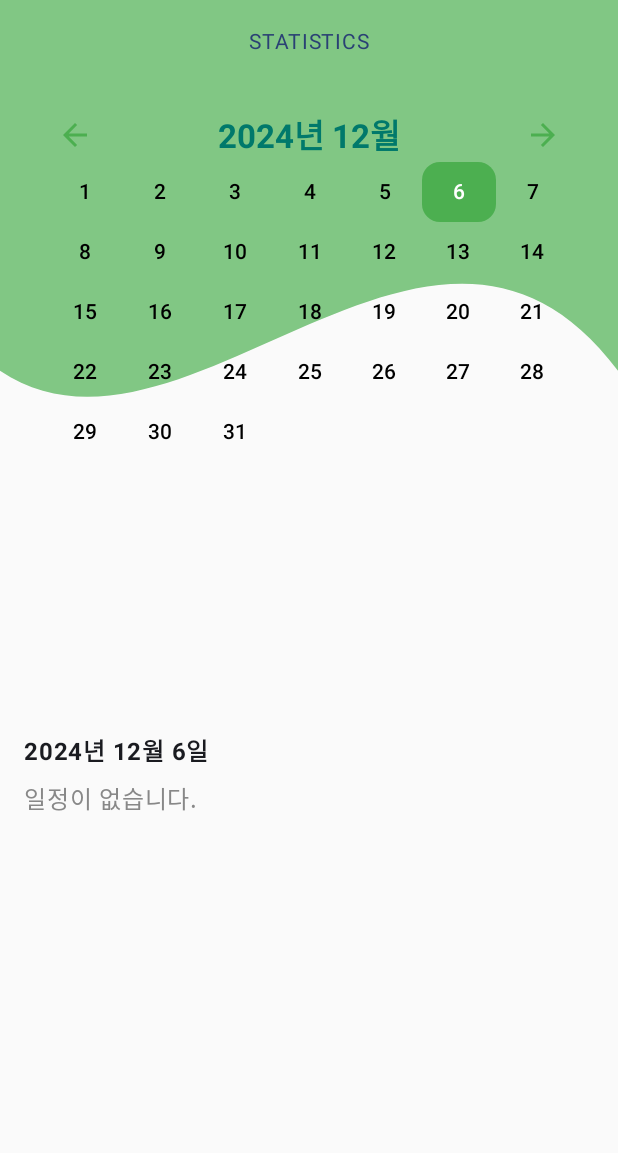
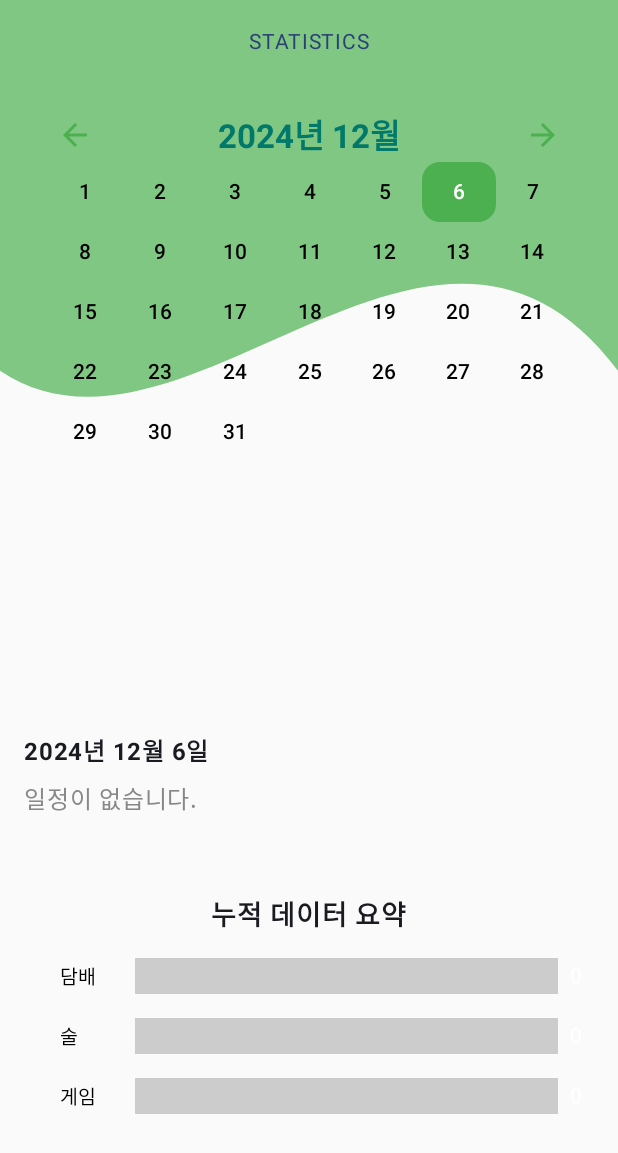
Before and after one commit to HeungJunBag/GainControl, an Android app built with Jetpack Compose: the composable StatisticsScreen shown on its own in the app's theme, on a phone screen of 412 x 824 dp. Shown: the top 1153 px of the screen. Run offline under Robolectric (Android 15) with nearby library versions, the light colour scheme and no system bars; our stand-ins replace Firebase (no records; nobody signed in at launch, a user with empty details on screens opened directly), livedata-compose; 1 statement that could not run was skipped.

Commit message:
토탈 값 임시저장 커밋

```diff
--- a/app/src/main/java/com/heungjun/gaincontrol/pages/GraphPage.kt
+++ b/app/src/main/java/com/heungjun/gaincontrol/pages/GraphPage.kt
@@ -14,6 +14,7 @@ import androidx.compose.material3.Icon
 import androidx.compose.material3.Text
 import androidx.compose.runtime.Composable
 import androidx.compose.runtime.LaunchedEffect
+import androidx.compose.runtime.getValue
 import androidx.compose.runtime.livedata.observeAsState
 import androidx.compose.ui.Alignment
 import androidx.compose.ui.Modifier
@@ -28,19 +29,31 @@ import androidx.compose.ui.tooling.preview.Preview
 import androidx.compose.ui.unit.Dp
 import androidx.compose.ui.unit.dp
 import androidx.compose.ui.unit.sp
+import com.google.firebase.Firebase
+import com.google.firebase.auth.FirebaseAuth
+import com.heungjun.gaincontrol.models.UserHabits
 import androidx.compose.runtime.remember as remember1
 import com.heungjun.gaincontrol.viewmodel.HealthGoalsViewModel
+import com.heungjun.gaincontrol.viewmodel.SharedViewModel
 import java.time.LocalDate
 import java.time.format.DateTimeFormatter
 import java.time.temporal.ChronoUnit
 
 @RequiresApi(Build.VERSION_CODES.O)
 @Composable
-fun GraphListScreen(onAddClicked: () -> Unit) {
+fun GraphListScreen(sharedViewModel: SharedViewModel, onAddClicked: () -> Unit) {
+    val totalDambe by sharedViewModel.totalDambe.observeAsState(0)
+    val totalSoju by sharedViewModel.totalSoju.observeAsState(0)
+    val totalGame by sharedViewModel.totalGame.observeAsState(0)
+
     val viewModel = HealthGoalsViewModel()
 
+    val auth = FirebaseAuth.getInstance()
+    val currentUser = auth.currentUser
+    val uid = currentUser?.uid
+
     // 특정 UID로 데이터 가져오기
-    viewModel.fetchHealthGoalsData("B6KOV5gZRrgaA1v4089KrLmqHWk2")
+    viewModel.fetchHealthGoalsData(uid.toString())
 
     val smokingData = viewModel.smokingData.observeAsState()
     val drinkingData = viewModel.drinkingData.observeAsState()
@@ -56,6 +69,19 @@ fun GraphListScreen(onAddClicked: () -> Unit) {
             modifier = Modifier.fillMaxWidth(),
             horizontalAlignment = Alignment.CenterHorizontally
         ) {
+            Spacer(modifier = Modifier.height(20.dp))
+
+            Column(
+                modifier = Modifier.fillMaxWidth(),
+                horizontalAlignment = Alignment.CenterHorizontally
+            ) {
+                Text("누적 데이터 요약", fontWeight = FontWeight.Bold, fontSize = 18.sp)
+                Spacer(modifier = Modifier.height(8.dp))
+                AnimatedRowGraph(label = "담배", value = totalDambe, maxValue = 100, barColor = Color.Green)
+                AnimatedRowGraph(label = "술", value = totalSoju, maxValue = 100, barColor = Color.Blue)
+                AnimatedRowGraph(label = "게임", value = totalGame, maxValue = 100, barColor = Color.Yellow)
+            }
+
             Spacer(modifier = Modifier.height(20.dp))
 
             // 원형 그래프와 상태 카드 3개를 가로로 배치
@@ -310,11 +336,63 @@ fun StatusCard(
     }
 }
 
-@RequiresApi(Build.VERSION_CODES.O)
 @Composable
-@Preview(showBackground = true, widthDp = 360, heightDp = 640)
-fun DietRecodeListScreenFullPreview() {
-    GraphListScreen(
-        onAddClicked = {}
-    )
+fun AnimatedRowGraph(label: String, value: Int, maxValue: Int, barColor: Color) {
+
+    val animatedValue = remember1 { Animatable(0f) }
+
+    LaunchedEffect(Unit) {
+        animatedValue.animateTo(
+            targetValue = value.toFloat() / maxValue,
+            animationSpec = tween(durationMillis = 1000)
+        )
+    }
+
+    Row(
+        modifier = Modifier
+            .fillMaxWidth()
+            .padding(8.dp),
+        verticalAlignment = Alignment.CenterVertically
+    ) {
+        // 레이블
+        Text(
+            text = label,
+            color = Color.Black,
+            fontSize = 13.sp,
+            modifier = Modifier.width(50.dp)
+        )
+
+        // 백그라운드 막대
+        Box(
+            modifier = Modifier
+                .height(24.dp)
+                .fillMaxWidth()
+                .background(Color.LightGray)
+        ) {
+            //막대
+            Box(
+                modifier = Modifier
+                    .height(24.dp)
+                    .fillMaxWidth(animatedValue.value)
+                    .background(barColor)
+            )
+        }
+
+        // 값 표시
+        Text(
+            text = "$value",
+            color = Color.White,
+            fontSize = 14.sp,
+            modifier = Modifier.padding(start = 8.dp)
+        )
+    }
 }
+
+//@RequiresApi(Build.VERSION_CODES.O)
+//@Composable
+//@Preview(showBackground = true, widthDp = 360, heightDp = 640)
+//fun DietRecodeListScreenFullPreview() {
+//    GraphListScreen(
+//        onAddClicked = {}
+//    )
+//}
--- a/app/src/main/java/com/heungjun/gaincontrol/screens/StatisticsScreen.kt
+++ b/app/src/main/java/com/heungjun/gaincontrol/screens/StatisticsScreen.kt
@@ -35,6 +35,7 @@ import com.heungjun.gaincontrol.pages.getDateKey
 import com.heungjun.gaincontrol.pages.sortPlanDetails
 import com.heungjun.gaincontrol.viewmodel.AuthState
 import com.heungjun.gaincontrol.viewmodel.AuthViewModel
+import com.heungjun.gaincontrol.viewmodel.SharedViewModel
 import java.util.Calendar
 
 @RequiresApi(Build.VERSION_CODES.O)
@@ -44,6 +45,7 @@ fun StatisticsScreen(
     authViewModel: AuthViewModel = viewModel()
 ) {
     val authState = authViewModel.authState.observeAsState()
+    val sharedViewModel = remember { SharedViewModel() }
 
     // 로그인 상태 확인 후 리디렉션
     LaunchedEffect(authState.value) {
@@ -117,7 +119,7 @@ fun StatisticsScreen(
             Spacer(modifier = Modifier.height(16.dp))
 
             // 그래프 영역 추가
-            GraphListScreen(onAddClicked = {})
+            GraphListScreen(sharedViewModel = sharedViewModel, onAddClicked = {})
         }
 
         // 입력 다이얼로그
--- /dev/null
+++ b/app/src/main/java/com/heungjun/gaincontrol/viewmodel/SharedViewModel.kt
@@ -0,0 +1,28 @@
+package com.heungjun.gaincontrol.viewmodel
+
+import androidx.lifecycle.LiveData
+import androidx.lifecycle.MutableLiveData
+import androidx.lifecycle.ViewModel
+
+class SharedViewModel : ViewModel() {
+    private val _totalDambe = MutableLiveData(0)
+    val totalDambe: LiveData<Int> = _totalDambe
+
+    private val _totalSoju = MutableLiveData(0)
+    val totalSoju: LiveData<Int> = _totalSoju
+
+    private val _totalGame = MutableLiveData(0)
+    val totalGame: LiveData<Int> = _totalGame
+
+    fun updateTotalDambe(value: Int) {
+        _totalDambe.value = (_totalDambe.value ?: 0) + value
+    }
+
+    fun updateTotalSoju(value: Int) {
+        _totalSoju.value = (_totalSoju.value ?: 0) + value
+    }
+
+    fun updateTotalGame(value: Int) {
+        _totalGame.value = (_totalGame.value ?: 0) + value
+    }
+}
```
Also changed, not shown: app/src/main/java/com/heungjun/gaincontrol/pages/DetailedCalendarApp.kt (+72 -66 lines).
